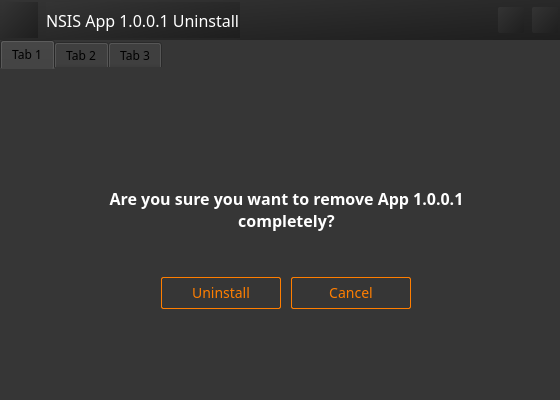
Qt form QTSetupPlugin/Resource/QTUninstallPage.ui (hellboy-zf/NsisQTPlugin) before a commit.
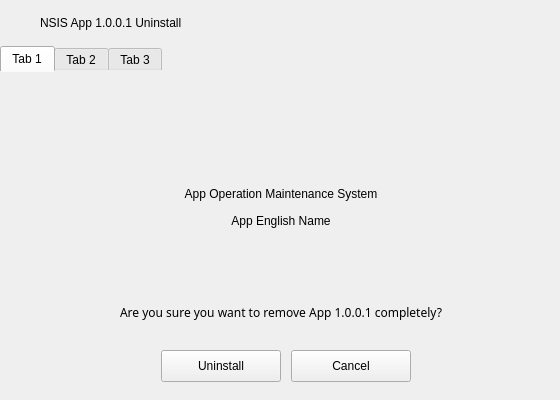
The same form after that commit. Icons and pictures are not drawn.

What changed in the file:
```diff
--- a/QTSetupPlugin/Resource/QTUninstallPage.ui
+++ b/QTSetupPlugin/Resource/QTUninstallPage.ui
@@ -14,124 +14,7 @@
    <string>QTSetupPlugin</string>
   </property>
   <property name="styleSheet">
-   <string notr="true">* {
-	font-family: Microsoft YaHei;
-}
-
-QWidget{
-	background-color: rgb(54, 54, 54);
-}
-
-QGroupBox {
-	color: #A3A3A3;
-	border-width: 1px;
-	border-style: solid;
-	border-color: rgb(80, 80, 80);
-	margin-top: 3ex;
-}
-
-QGroupBox::title {
-	subcontrol-origin: margin;
-	subcontrol-position: top left;
-	left: 10px;
-	margin-left: 2px;
-	padding: 0 0px;
-}
-
-QPushButton {
-    border: 1px solid #ff7e00;
-    border-radius: 2px;
-	background:transparent;
-	color:#ff7e00;
-	outline:none;
-	font-size:14px;
-}
-QPushButton::focus {
-    background-color: #ff7e00;
-	color:#ffffff;
-}
-QPushButton::hover {
-    background-color: #ff7e00;
-	color:#ffffff;
-}
-QPushButton:pressed {
-    background-color: #ff7e00;
-	color:#ffffff;
-}
-QPushButton:!enabled{
-	border: 1px solid #999999;
-	color:#999999;
-}
-
-QLabel{
-	color:#ffffff;
-	font-family: &quot;Microsoft YaHei&quot;;
-	font-size:12px;
-}
-
-QTextEdit
-{
-	font-family: &quot;Microsoft YaHei&quot;;
-	font-size:12px;
-	background:transparent;
-	border: 1px solid #707070;
-	color: #999999;
-}
-
-QCheckBox
-{
-	color:#ffffff;
-	font-family: &quot;Microsoft YaHei&quot;;
-	font-size:12px;	
-}
-
-QRadioButton {
-	color: #ffffff;
-	font-family: &quot;Microsoft YaHei&quot;;
-	font-size:12px;
-}
-
-QRadioButton::indicator:unchecked {
-	image: url(:/Resource/image/radio_uncheck.png);
-}
-QRadioButton::indicator:disabled{
-	image: url(:/Resource/image/radio_disabled.png);
-}
-QRadioButton:disabled{
-	color:#5D5D5D;
-}
-QRadioButton::indicator:checked {
-	image: url(:/Resource/image/radio_check.png);
-}
-
-QMenu {
-    border-radius:5px; 
-    font-size:15px;
-    background-color:#3B3B3B; 
-    color:rgb(255,255,255);
- }
-QMenu::separator {
-	height: 1px;
-	background: #585858;
-	margin:0 22px
-}
-QMenu::indicator:exclusive:checked {
-	image: none;
-}
-QMenu::item:checked{
-	color:#EF8200;
-}
-QMenu::item {
-	height:35px; 
-	width:85px; 
-	background-color:#3B3B3B; 
-	padding:0 15px;
-}
-QMenu::item:selected {
-	background-color:rgb(237,125,49);
-	color:rgb(255,255,255);
-	padding:0 15px;
-}</string>
+   <string notr="true"/>
   </property>
   <widget class="QWidget" name="centralWidget">
    <property name="minimumSize">
@@ -140,6 +23,9 @@
      <height>400</height>
     </size>
    </property>
+   <property name="styleSheet">
+    <string notr="true"/>
+   </property>
    <layout class="QVBoxLayout" name="verticalLayout">
     <property name="spacing">
      <number>0</number>
@@ -158,21 +44,27 @@
     </property>
     <item>
      <widget class="QWidget" name="boxTitle" native="true">
+      <property name="minimumSize">
+       <size>
+        <width>0</width>
+        <height>46</height>
+       </size>
+      </property>
       <property name="styleSheet">
-       <string notr="true">background-color: qlineargradient(x1:0,y1:0,x2:1,y2:1,stop:0 #343434, stop:1 #1e1e1e);</string>
+       <string notr="true"/>
       </property>
       <layout class="QHBoxLayout" name="horizontalLayout">
        <property name="spacing">
         <number>8</number>
        </property>
        <property name="leftMargin">
-        <number>2</number>
+        <number>14</number>
        </property>
        <property name="topMargin">
         <number>2</number>
        </property>
        <property name="rightMargin">
-        <number>2</number>
+        <number>14</number>
        </property>
        <property name="bottomMargin">
         <number>2</number>
@@ -187,8 +79,8 @@
          </property>
          <property name="minimumSize">
           <size>
-           <width>36</width>
-           <height>36</height>
+           <width>18</width>
+           <height>18</height>
           </size>
          </property>
          <property name="styleSheet">
@@ -202,7 +94,7 @@
        <item>
         <widget class="QLabel" name="lblTitle">
          <property name="styleSheet">
-          <string notr="true">font-size:16px;</string>
+          <string notr="true">font-size:12px;</string>
          </property>
          <property name="text">
           <string>NSIS App 1.0.0.1 Uninstall</string>
@@ -238,19 +130,20 @@
          </property>
          <property name="minimumSize">
           <size>
-           <width>26</width>
-           <height>26</height>
+           <width>18</width>
+           <height>18</height>
           </size>
          </property>
          <property name="maximumSize">
           <size>
-           <width>26</width>
-           <height>26</height>
+           <width>18</width>
+           <height>18</height>
           </size>
          </property>
          <property name="styleSheet">
           <string notr="true">QPushButton{
 	border:none;
+	background:transparent;
 	border-image: url(:/Resource/image/sysBtnMin_normal.png);
 }
 QPushButton:hover{border-image: url(:/Resource/image/sysBtnMin_hover.png);}
@@ -271,19 +164,20 @@
          </property>
          <property name="minimumSize">
           <size>
-           <width>26</width>
-           <height>26</height>
+           <width>18</width>
+           <height>18</height>
           </size>
          </property>
          <property name="maximumSize">
           <size>
-           <width>26</width>
-           <height>26</height>
+           <width>18</width>
+           <height>18</height>
           </size>
          </property>
          <property name="styleSheet">
           <string notr="true">QPushButton{
 	border:none;
+	background:transparent;
 	border-image: url(:/Resource/image/sysBtnClose_normal.png);
 }
 QPushButton:hover{border-image: url(:/Resource/image/sysBtnClose_hover.png);}
@@ -310,11 +204,7 @@
        <enum>Qt::LeftToRight</enum>
       </property>
       <property name="styleSheet">
-       <string notr="true">QTabWidget{
-	border-color: rgb(29, 29, 29);
-	border-size: 1px;
-}
-QTabWidget::pane
+       <string notr="true">QTabWidget::pane
 {
 	border: -1px;
 	top:-2px;
@@ -335,7 +225,7 @@
         <property name="geometry">
          <rect>
           <x>160</x>
-          <y>210</y>
+          <y>280</y>
           <width>120</width>
           <height>32</height>
          </rect>
@@ -351,7 +241,7 @@
         <property name="geometry">
          <rect>
           <x>290</x>
-          <y>210</y>
+          <y>280</y>
           <width>120</width>
           <height>32</height>
          </rect>
@@ -366,26 +256,24 @@
        <widget class="QLabel" name="welcome_lbl_title">
         <property name="geometry">
          <rect>
-          <x>90</x>
-          <y>120</y>
-          <width>391</width>
-          <height>61</height>
+          <x>50</x>
+          <y>234</y>
+          <width>460</width>
+          <height>22</height>
          </rect>
         </property>
         <property name="font">
          <font>
           <family>Microsoft YaHei</family>
-          <pointsize>-1</pointsize>
-          <weight>75</weight>
-          <bold>true</bold>
+          <weight>50</weight>
+          <bold>false</bold>
          </font>
         </property>
         <property name="styleSheet">
-         <string notr="true">font-size:16px;
-forn-bold:true;</string>
+         <string notr="true"/>
         </property>
         <property name="text">
-         <string>&lt;html&gt;&lt;head/&gt;&lt;body&gt;&lt;p&gt;Are you sure you want to remove App 1.0.0.1 completely?&lt;/p&gt;&lt;/body&gt;&lt;/html&gt;</string>
+         <string>Are you sure you want to remove App 1.0.0.1 completely?</string>
         </property>
         <property name="alignment">
          <set>Qt::AlignHCenter|Qt::AlignTop</set>
@@ -394,6 +282,64 @@
          <bool>true</bool>
         </property>
        </widget>
+       <widget class="QLabel" name="welcome_lbl_logo">
+        <property name="geometry">
+         <rect>
+          <x>250</x>
+          <y>40</y>
+          <width>60</width>
+          <height>60</height>
+         </rect>
+        </property>
+        <property name="minimumSize">
+         <size>
+          <width>60</width>
+          <height>60</height>
+         </size>
+        </property>
+        <property name="styleSheet">
+         <string notr="true">image: url(:/Resource/image/logo.ico);</string>
+        </property>
+        <property name="text">
+         <string/>
+        </property>
+       </widget>
+       <widget class="QLabel" name="welcome_lbl_appname">
+        <property name="geometry">
+         <rect>
+          <x>60</x>
+          <y>110</y>
+          <width>440</width>
+          <height>28</height>
+         </rect>
+        </property>
+        <property name="styleSheet">
+         <string notr="true">font: 700 16pt &quot;Microsoft YaHei UI&quot;;
+</string>
+        </property>
+        <property name="text">
+         <string>App Operation Maintenance System</string>
+        </property>
+        <property name="alignment">
+         <set>Qt::AlignCenter</set>
+        </property>
+       </widget>
+       <widget class="QLabel" name="welcome_lbl_app_subname">
+        <property name="geometry">
+         <rect>
+          <x>100</x>
+          <y>140</y>
+          <width>360</width>
+          <height>22</height>
+         </rect>
+        </property>
+        <property name="text">
+         <string>App English Name</string>
+        </property>
+        <property name="alignment">
+         <set>Qt::AlignCenter</set>
+        </property>
+       </widget>
       </widget>
       <widget class="QWidget" name="tab_2">
        <attribute name="title">
```
Left out of the diff: 72 changed lines with no effect on the pictures.
